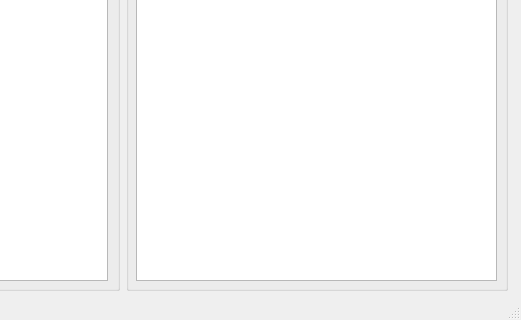
First picture: the form in mainwindow.ui, repository ZhurbenkoV/simpleList, before the edit; both pictures show x 279 to 800 and y 280 to 600 of the 800 by 600 pixel window.
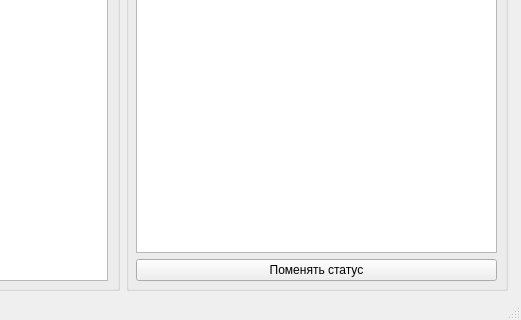
Second picture: the form after the edit.

The edit to the form file:
```diff
--- a/mainwindow.ui
+++ b/mainwindow.ui
@@ -126,7 +126,7 @@
        <property name="title">
         <string>DataBase</string>
        </property>
-       <widget class="QListWidget" name="DataBase_list">
+       <widget class="QWidget" name="">
         <property name="geometry">
          <rect>
           <x>10</x>
@@ -135,6 +135,18 @@
           <height>521</height>
          </rect>
         </property>
+        <layout class="QVBoxLayout" name="verticalLayout_2">
+         <item>
+          <widget class="QListWidget" name="DataBase_list"/>
+         </item>
+         <item>
+          <widget class="QPushButton" name="ChangeStatusButton">
+           <property name="text">
+            <string>Поменять статус</string>
+           </property>
+          </widget>
+         </item>
+        </layout>
        </widget>
       </widget>
      </item>
```
